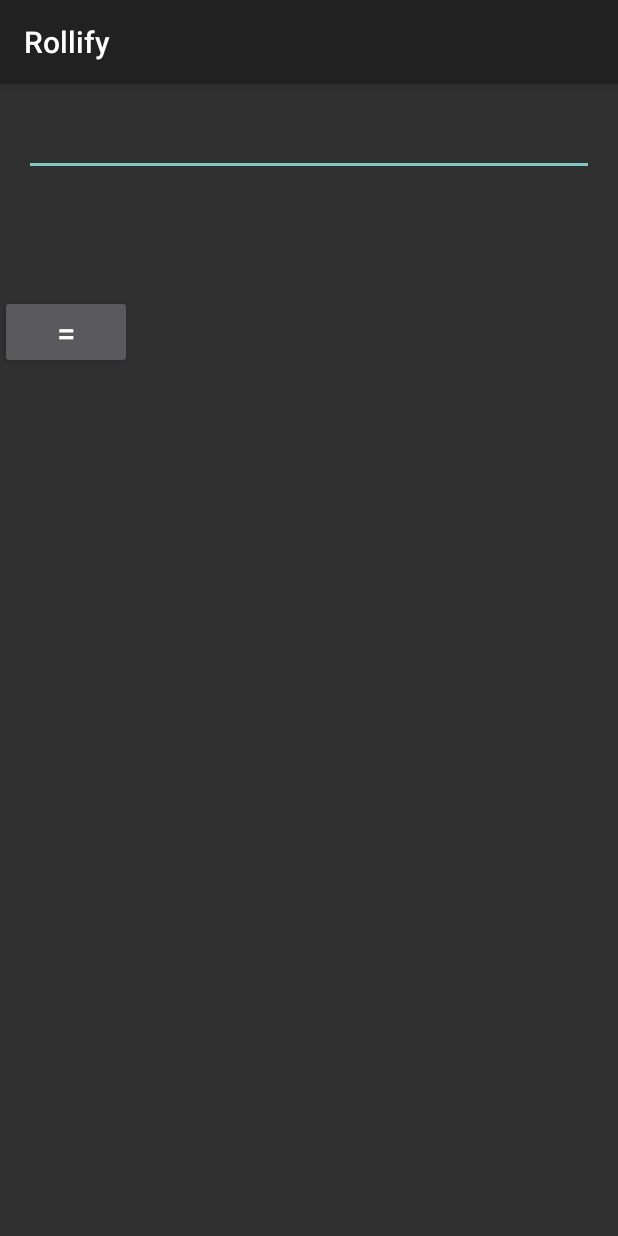
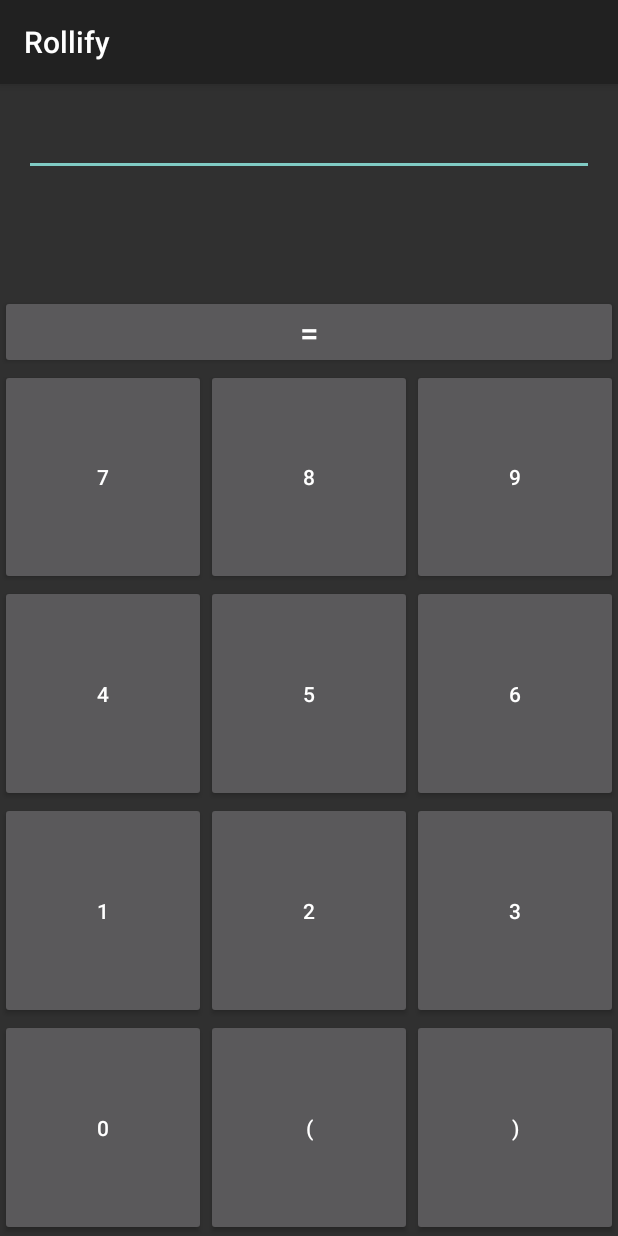
Before and after one commit to ChemicalRocketeer/Rollify, an Android app: the screen it shows after launch (MainActivity), on a phone screen of 412 x 824 dp. Run offline under Robolectric (Android 15) with nearby library versions, the light colour scheme and no system bars.

Commit message:
Added numpad fragment, "calculating..." message, and improved editing

```diff
--- a/Rollify/app/build.gradle
+++ b/Rollify/app/build.gradle
@@ -3,10 +3,9 @@ apply plugin: 'com.android.application'
 android {
     compileSdkVersion 23
     buildToolsVersion "23.0.0"
-
     defaultConfig {
         applicationId "com.digitalrocketry.rollify"
-        minSdkVersion 15
+        minSdkVersion 19
         targetSdkVersion 23
         versionCode 1
         versionName "1.0"
@@ -17,10 +16,14 @@ android {
             proguardFiles getDefaultProguardFile('proguard-android.txt'), 'proguard-rules.pro'
         }
     }
+    productFlavors {
+    }
 }
 
 dependencies {
-    compile fileTree(dir: 'libs', include: ['*.jar'])
+    compile fileTree(include: ['*.jar'], dir: 'libs')
     compile 'com.android.support:appcompat-v7:23.0.0'
+    compile 'com.android.support:gridlayout-v7:23.0.0'
+    compile 'com.android.support:appcompat-v7:+'
     testCompile 'junit:junit:4.12'
 }
--- /dev/null
+++ b/Rollify/app/src/main/java/com/digitalrocketry/rollify/CalcNumpadFragment.java
@@ -0,0 +1,27 @@
+package com.digitalrocketry.rollify;
+
+import android.os.Bundle;
+import android.app.Fragment;
+import android.view.LayoutInflater;
+import android.view.View;
+import android.view.ViewGroup;
+
+
+public class CalcNumpadFragment extends Fragment {
+
+    public CalcNumpadFragment() {
+        // Required empty public constructor
+    }
+
+    @Override
+    public View onCreateView(LayoutInflater inflater, ViewGroup container, Bundle savedInstanceState) {
+        // Inflate the layout for this fragment
+        return inflater.inflate(R.layout.fragment_calc_numpad_linear, container, false);
+    }
+
+    @Override
+    public void onDetach() {
+        super.onDetach();
+    }
+
+}
--- a/Rollify/app/src/main/java/com/digitalrocketry/rollify/CalculatorDisplayFragment.java
+++ b/Rollify/app/src/main/java/com/digitalrocketry/rollify/CalculatorDisplayFragment.java
@@ -38,9 +38,25 @@ public class CalculatorDisplayFragment extends Fragment {
     }
 
     public String getEditorText() {
-        if (expressionEditor == null) {
-            throw new IllegalStateException("Cannot find the expression editor text");
-        }
         return expressionEditor.getText().toString();
     }
+
+    public void insertTextAtCursor(String text) {
+        int start = Math.max(expressionEditor.getSelectionStart(), 0);
+        int end = Math.max(expressionEditor.getSelectionEnd(), 0);
+        expressionEditor.getEditableText().replace(Math.min(start, end), Math.max(start, end), text);
+    }
+
+    public void backspaceAtCursor() {
+        int pos1 = Math.max(expressionEditor.getSelectionStart(), 0);
+        int pos2 = Math.max(expressionEditor.getSelectionEnd(), 0);
+        int start = Math.min(pos1, pos2);
+        int end = Math.max(pos1, pos2);
+        if (start == end && start > 0) {
+            // the cursor is only at one position, so we move start back to make a selection
+            start --;
+        }
+        expressionEditor.getEditableText().delete(start, end);
+        expressionEditor.setSelection(start, start);
+    }
 }
--- a/Rollify/app/src/main/java/com/digitalrocketry/rollify/MainActivity.java
+++ b/Rollify/app/src/main/java/com/digitalrocketry/rollify/MainActivity.java
@@ -1,36 +1,61 @@
 package com.digitalrocketry.rollify;
 
-import android.app.FragmentManager;
-import android.app.FragmentTransaction;
 import android.support.v7.app.AppCompatActivity;
 import android.os.Bundle;
-import android.view.Menu;
-import android.view.MenuItem;
+import android.util.Log;
 import android.view.View;
+import android.widget.TextView;
 
-import com.digitalrocketry.rollify.core.expression_evaluation.Evaluator;
 import com.digitalrocketry.rollify.tasks.EvaluationTask;
+
+import java.util.Dictionary;
+import java.util.HashMap;
+import java.util.Map;
 
 public class MainActivity extends AppCompatActivity implements EvaluationTask.Listener {
 
     CalculatorDisplayFragment calcDisplay;
+    Map<Integer, String> numpadMap;
 
     @Override
     protected void onCreate(Bundle savedInstanceState) {
         super.onCreate(savedInstanceState);
         setContentView(R.layout.activity_main);
+        numpadMap = new HashMap<>();
+        numpadMap.put(R.id.calcNumpad0, "0");
+        numpadMap.put(R.id.calcNumpad1, "1");
+        numpadMap.put(R.id.calcNumpad2, "2");
+        numpadMap.put(R.id.calcNumpad3, "3");
+        numpadMap.put(R.id.calcNumpad4, "4");
+        numpadMap.put(R.id.calcNumpad5, "5");
+        numpadMap.put(R.id.calcNumpad6, "6");
+        numpadMap.put(R.id.calcNumpad7, "7");
+        numpadMap.put(R.id.calcNumpad8, "8");
+        numpadMap.put(R.id.calcNumpad9, "9");
+        numpadMap.put(R.id.calcNumpadOpenParen, "(");
+        numpadMap.put(R.id.calcNumpadCloseParen, ")");
+        calcDisplay = (CalculatorDisplayFragment) getFragmentManager().findFragmentById(R.id.calcDisplayFragment);
     }
 
     public void evaluateAndDisplay(View v) {
-        if (calcDisplay == null) {
-            calcDisplay = (CalculatorDisplayFragment) getFragmentManager().findFragmentById(R.id.calcDisplayFragment);
-        }
         String expression = calcDisplay.getEditorText();
         new EvaluationTask().addListener(this).execute(expression);
+    }
+
+    @Override
+    public void onEvaluationTaskBegin(EvaluationTask task) {
+        calcDisplay.setDisplayText("evaluating...");
     }
 
     @Override
     public void onEvaluationTaskComplete(EvaluationTask task) {
         calcDisplay.setDisplayText(task.getResult());
     }
+
+    public void onNumpadButtonPressed(View view) {
+        String str = numpadMap.get(view.getId());
+        if (str != null) {
+            calcDisplay.insertTextAtCursor(str);
+        }
+    }
 }
--- a/Rollify/app/src/main/java/com/digitalrocketry/rollify/tasks/EvaluationTask.java
+++ b/Rollify/app/src/main/java/com/digitalrocketry/rollify/tasks/EvaluationTask.java
@@ -16,6 +16,7 @@ import java.util.List;
 public class EvaluationTask extends AsyncTask<String, Void, String> {
 
     public interface Listener {
+        void onEvaluationTaskBegin(EvaluationTask task);
         void onEvaluationTaskComplete(EvaluationTask task);
     }
 
@@ -38,9 +39,16 @@ public class EvaluationTask extends AsyncTask<String, Void, String> {
     }
 
     @Override
+    protected void onPreExecute() {
+        for (Listener l : listeners) {
+            l.onEvaluationTaskBegin(this);
+        }
+    }
+
+    @Override
     protected String doInBackground(String... params) {
         if (params.length != 1)
-            return null;
+            return "asynchronous error";
         try {
             Evaluator eval = new Evaluator();
             Result r = eval.evaluate(params[0]);
--- a/Rollify/app/src/main/res/layout/activity_main.xml
+++ b/Rollify/app/src/main/res/layout/activity_main.xml
@@ -29,7 +29,7 @@
     </RelativeLayout>
 
     <Button
-        android:layout_width="wrap_content"
+        android:layout_width="fill_parent"
         android:layout_height="wrap_content"
         android:text="="
         android:id="@+id/button"
@@ -39,4 +39,11 @@
         android:textSize="@dimen/abc_text_size_large_material"
         android:onClick="evaluateAndDisplay" />
 
+    <fragment
+        android:layout_width="match_parent"
+        android:layout_height="match_parent"
+        android:name="com.digitalrocketry.rollify.CalcNumpadFragment"
+        android:id="@+id/calcNumpadFragment"
+        tools:layout="@layout/fragment_calc_numpad_linear" />
+
 </LinearLayout>
--- /dev/null
+++ b/Rollify/app/src/main/res/layout/fragment_calc_numpad_linear.xml
@@ -0,0 +1,141 @@
+<?xml version="1.0" encoding="utf-8"?>
+<LinearLayout xmlns:android="http://schemas.android.com/apk/res/android"
+    android:orientation="vertical" android:layout_width="match_parent"
+    android:layout_height="match_parent">
+
+    <LinearLayout
+        android:orientation="horizontal"
+        android:layout_width="match_parent"
+        android:layout_height="0dp"
+        android:layout_weight="1">
+
+        <Button
+            android:layout_width="0dp"
+            android:layout_height="match_parent"
+            android:text="7"
+            android:id="@+id/calcNumpad7"
+            style="@style/CalcNumpadButtonLinear"
+            android:layout_weight="1"
+            android:onClick="onNumpadButtonPressed" />
+
+        <Button
+            android:layout_width="0dp"
+            android:layout_height="match_parent"
+            android:text="8"
+            android:id="@+id/calcNumpad8"
+            style="@style/CalcNumpadButtonLinear"
+            android:layout_weight="1"
+            android:onClick="onNumpadButtonPressed" />
+
+        <Button
+            android:layout_width="0dp"
+            android:layout_height="match_parent"
+            android:text="9"
+            android:id="@+id/calcNumpad9"
+            style="@style/CalcNumpadButtonLinear"
+            android:layout_weight="1"
+            android:onClick="onNumpadButtonPressed" />
+    </LinearLayout>
+
+    <LinearLayout
+        android:orientation="horizontal"
+        android:layout_width="match_parent"
+        android:layout_height="0dp"
+        android:layout_weight="1">
+
+        <Button
+            android:layout_width="0dp"
+            android:layout_height="match_parent"
+            android:text="4"
+            android:id="@+id/calcNumpad4"
+            style="@style/CalcNumpadButtonLinear"
+            android:layout_weight="1"
+            android:onClick="onNumpadButtonPressed" />
+
+        <Button
+            android:layout_width="0dp"
+            android:layout_height="match_parent"
+            android:text="5"
+            android:id="@+id/calcNumpad5"
+            style="@style/CalcNumpadButtonLinear"
+            android:layout_weight="1"
+            android:onClick="onNumpadButtonPressed" />
+
+        <Button
+            android:layout_width="0dp"
+            android:layout_height="match_parent"
+            android:text="6"
+            android:id="@+id/calcNumpad6"
+            android:layout_weight="1"
+            android:nestedScrollingEnabled="false"
+            android:onClick="onNumpadButtonPressed" />
+    </LinearLayout>
+
+    <LinearLayout
+        android:orientation="horizontal"
+        android:layout_width="match_parent"
+        android:layout_height="0dp"
+        android:layout_weight="1">
+
+        <Button
+            android:layout_width="0dp"
+            android:layout_height="match_parent"
+            android:text="1"
+            android:id="@+id/calcNumpad1"
+            style="@style/CalcNumpadButtonLinear"
+            android:layout_weight="1"
+            android:onClick="onNumpadButtonPressed" />
+
+        <Button
+            android:layout_width="0dp"
+            android:layout_height="match_parent"
+            android:text="2"
+            android:id="@+id/calcNumpad2"
+            style="@style/CalcNumpadButtonLinear"
+            android:layout_weight="1"
+            android:onClick="onNumpadButtonPressed" />
+
+        <Button
+            android:layout_width="0dp"
+            android:layout_height="fill_parent"
+            android:text="3"
+            android:id="@+id/calcNumpad3"
+            style="@style/CalcNumpadButtonLinear"
+            android:layout_weight="1"
+            android:onClick="onNumpadButtonPressed" />
+    </LinearLayout>
+
+    <LinearLayout
+        android:orientation="horizontal"
+        android:layout_width="match_parent"
+        android:layout_height="0dp"
+        android:layout_weight="1">
+
+        <Button
+            android:layout_width="0dp"
+            android:layout_height="match_parent"
+            android:text="0"
+            android:id="@+id/calcNumpad0"
+            style="@style/CalcNumpadButtonLinear"
+            android:layout_weight="1"
+            android:onClick="onNumpadButtonPressed" />
+
+        <Button
+            android:layout_width="0dp"
+            android:layout_height="match_parent"
+            android:text="("
+            android:id="@+id/calcNumpadOpenParen"
+            style="@style/CalcNumpadButtonLinear"
+            android:layout_weight="1"
+            android:onClick="onNumpadButtonPressed" />
+
+        <Button
+            android:layout_width="0dp"
+            android:layout_height="fill_parent"
+            android:text=")"
+            android:id="@+id/calcNumpadCloseParen"
+            style="@style/CalcNumpadButtonLinear"
+            android:layout_weight="1"
+            android:onClick="onNumpadButtonPressed" />
+    </LinearLayout>
+</LinearLayout>
--- a/Rollify/app/src/main/res/values/styles.xml
+++ b/Rollify/app/src/main/res/values/styles.xml
@@ -5,4 +5,7 @@
         <!-- Customize your theme here. -->
     </style>
 
+    <style name="CalcNumpadButtonLinear">
+    </style>
+
 </resources>
```
Also changed, not shown: 1 other file.
